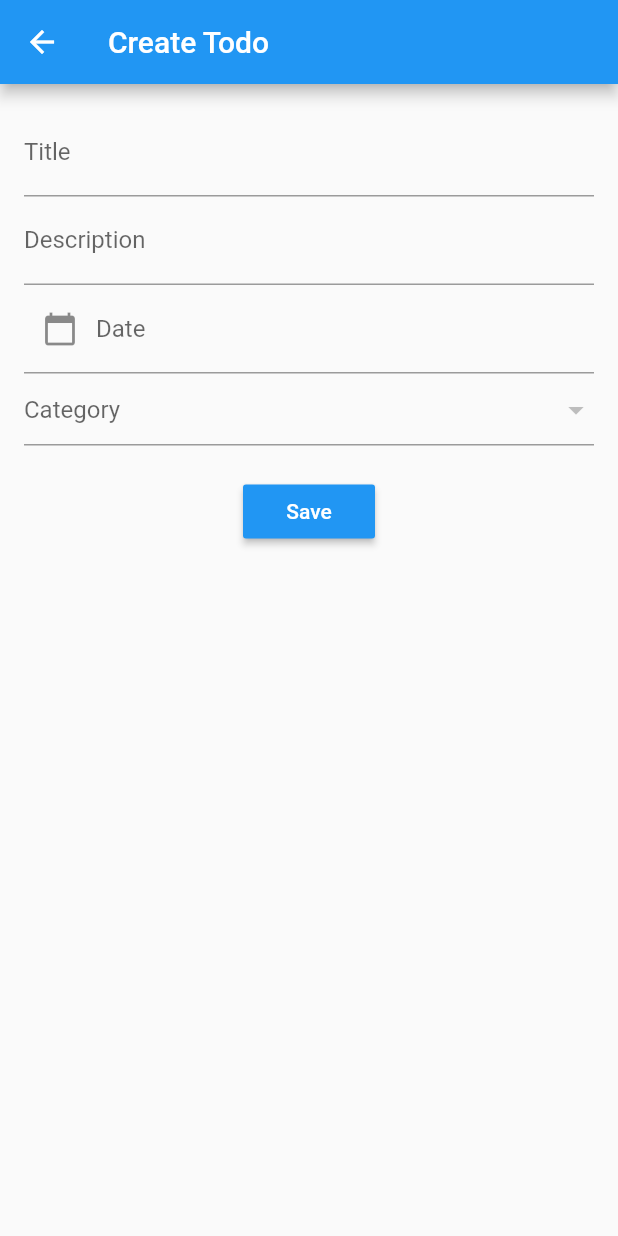
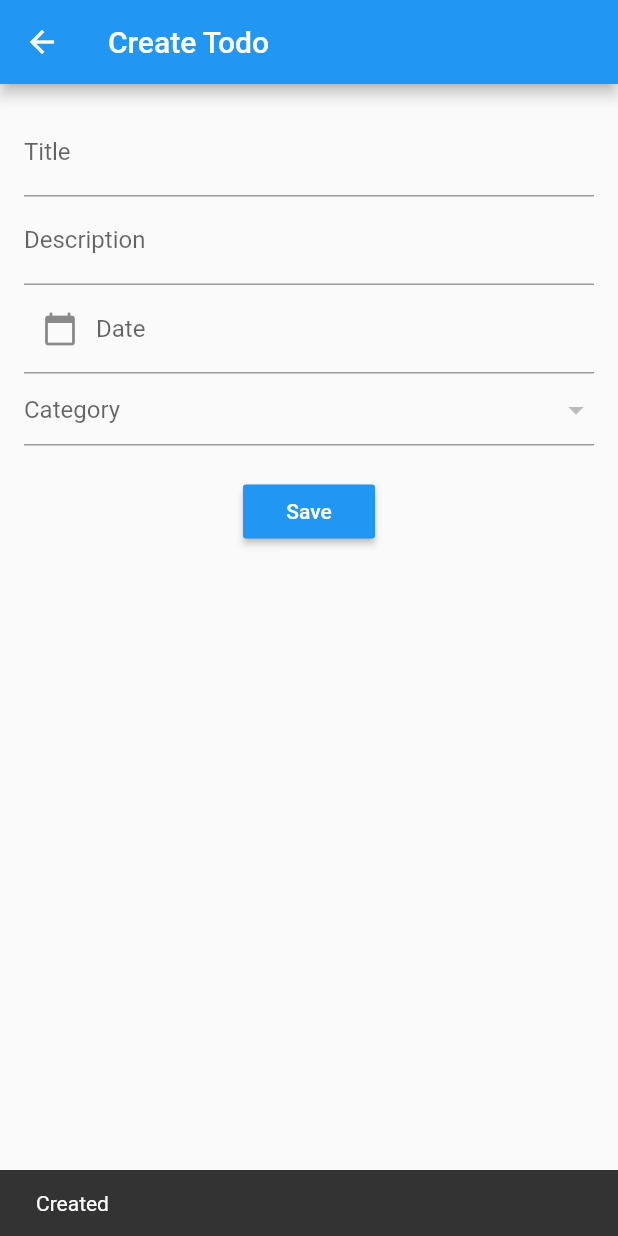
Before and after one commit to Bleach6785/flutter_todo_sqlite, a Flutter app: the TodoScreen screen opened directly, after a tap on "Save", on a phone screen of 412 x 824 dp. Run offline on Flutter 3.47's test engine with Material 2 defaults, Android fonts, the phone set to English and light mode, and no system bars; our stand-ins replace sqflite; accounts and stored records are empty; network calls fail.

Commit message:
Insert a Todo Data to Sqflite Database

```diff
--- /dev/null
+++ b/lib/models/todo.dart
@@ -0,0 +1,20 @@
+class Todo {
+  int id;
+  String title;
+  String description;
+  String category;
+  String todoDate;
+  int isFinished;
+
+  todoMap() {
+    var mapping = Map<String, dynamic>();
+    mapping['id'] = id;
+    mapping['title'] = title;
+    mapping['description'] = description;
+    mapping['category'] = category;
+    mapping['todoDate'] = todoDate;
+    mapping['isFinished'] = isFinished;
+
+    return mapping;
+  }
+}
--- a/lib/repositories/database_connection.dart
+++ b/lib/repositories/database_connection.dart
@@ -5,12 +5,26 @@ import 'package:path_provider/path_provider.dart';
 class DatabaseConnection {
   setDatabase() async {
     var directory = await getApplicationDocumentsDirectory();
-    var path = join(directory.path, 'db_todolist_sqflite');
-    var database = await openDatabase(path,version: 1,onCreate:_onCreatingDatabase);
+    var path = join(directory.path, 'db_todolist_sqflite1');
+    var database = await openDatabase(path,
+        version: 1, onCreate: _onCreatingDatabase, onUpgrade: _onUpgrade);
+
     return database;
   }
 
   _onCreatingDatabase(Database database, int version) async {
-    await database.execute("CREATE TABLE categories(id INTEGER PRIMARY KEY, name TEXT, description TEXT)");
+    await database.execute(
+        "CREATE TABLE categories(id INTEGER PRIMARY KEY, name TEXT, description TEXT)");
+
+    // 產生Todo表格
+    await database.execute(
+        "CREATE TABLE todos(id INTEGER PRIMARY KEY, title TEXT, description TEXT, category TEXT, todoDate TEXT, isFinished INTEGER)");
+  }
+
+  // 更新表格
+  void _onUpgrade(Database database, int oldVersion, int newVersion) async {
+    if (oldVersion < newVersion) {
+      // 可執行修改表格SQL語法
+    }
   }
 }
--- a/lib/screens/todo_screen.dart
+++ b/lib/screens/todo_screen.dart
@@ -1,5 +1,7 @@
 import 'package:flutter/material.dart';
+import 'package:flutter_todo_sqlite/models/todo.dart';
 import 'package:flutter_todo_sqlite/services/category_service.dart';
+import 'package:flutter_todo_sqlite/services/todo_service.dart';
 import 'package:intl/intl.dart';
 
 class TodoScreen extends StatefulWidget {
@@ -14,6 +16,8 @@ class _TodoScreenState extends State<TodoScreen> {
 
   var _selectedValue;
   var _categories = List<DropdownMenuItem>();
+
+  final GlobalKey<ScaffoldState> _globalKey = GlobalKey<ScaffoldState>();
 
   @override
   void initState() {
@@ -50,9 +54,17 @@ class _TodoScreenState extends State<TodoScreen> {
     }
   }
 
+  _showSuccessSnackBar(message) {
+    var _snackBar = SnackBar(
+      content: message,
+    );
+    _globalKey.currentState.showSnackBar(_snackBar);
+  }
+
   @override
   Widget build(BuildContext context) {
     return Scaffold(
+      key: _globalKey,
       appBar: AppBar(
         title: Text('Create Todo'),
       ),
@@ -101,7 +113,23 @@ class _TodoScreenState extends State<TodoScreen> {
               height: 20.0,
             ),
             RaisedButton(
-              onPressed: () {},
+              onPressed: () async {
+                var todoObject = Todo();
+
+                todoObject.title = _todoTitleController.text;
+                todoObject.description = _todoDescriptionController.text;
+                todoObject.isFinished = 0;
+                todoObject.category = _selectedValue.toString();
+                todoObject.todoDate = _todoDateController.text;
+
+                var _todoService = TodoService();
+                var result = await _todoService.saveTodo(todoObject);
+
+                if (result > 0) {
+                  _showSuccessSnackBar(Text('Created'));
+                }
+                print(result);
+              },
               color: Colors.blue,
               child: Text(
                 'Save',
--- /dev/null
+++ b/lib/services/todo_service.dart
@@ -0,0 +1,14 @@
+import 'package:flutter_todo_sqlite/models/todo.dart';
+import 'package:flutter_todo_sqlite/repositories/repository.dart';
+
+class TodoService {
+  Repository _repository;
+
+  TodoService() {
+    _repository = Repository();
+  }
+
+  saveTodo(Todo todo) async {
+    return await _repository.insertData('todos', todo.todoMap());
+  }
+}
```
